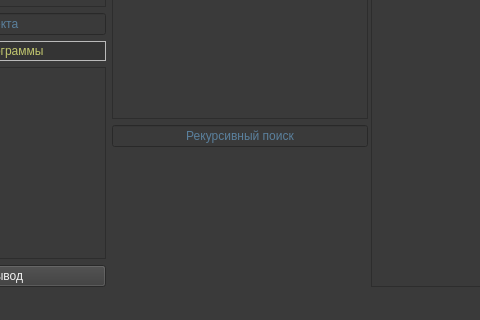
Above: src/gui/mainwindow.ui from VinTRiZz/ProjectUtility before the change; both pictures show x 161 to 641 and y 395 to 715 of the 1021 by 715 pixel window. Below: the same form after it.
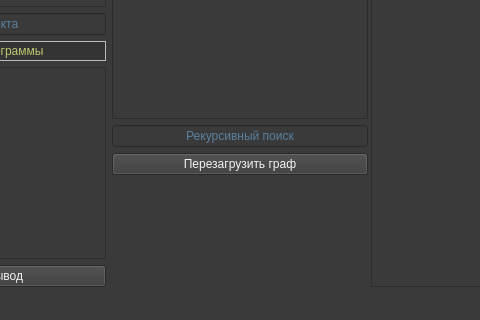
That is the form after the change.

```diff
--- a/src/gui/mainwindow.ui
+++ b/src/gui/mainwindow.ui
@@ -317,6 +317,13 @@
             </property>
            </widget>
           </item>
+          <item>
+           <widget class="QPushButton" name="reloadGraph_pushButton">
+            <property name="text">
+             <string>Перезагрузить граф</string>
+            </property>
+           </widget>
+          </item>
           <item>
            <spacer name="verticalSpacer_4">
             <property name="orientation">
```
